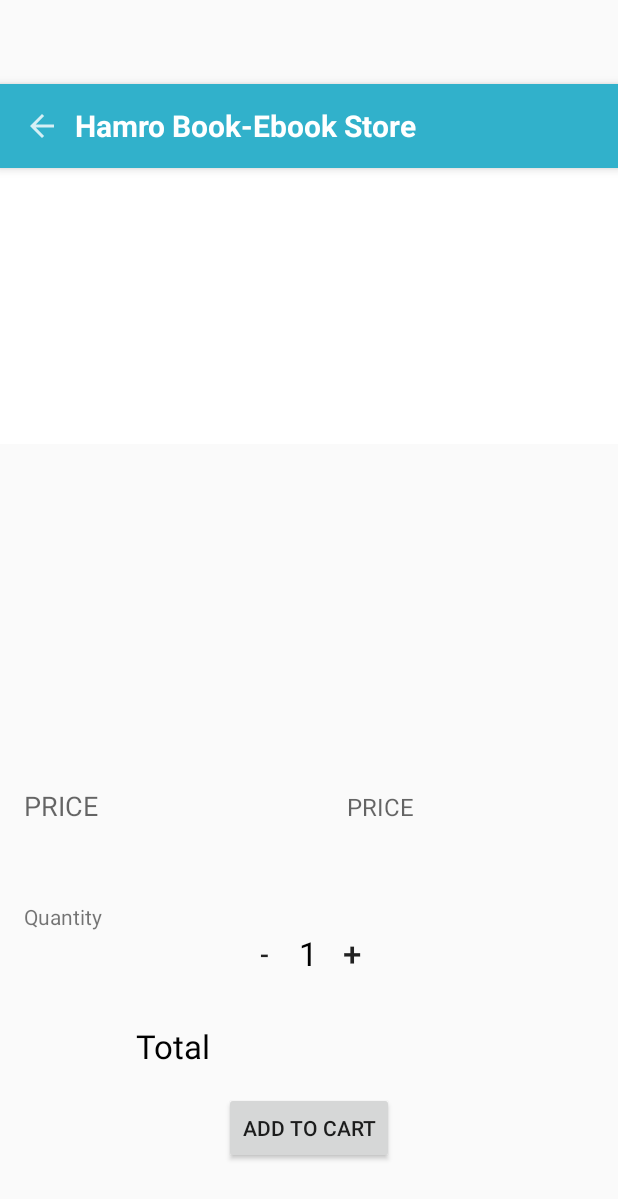
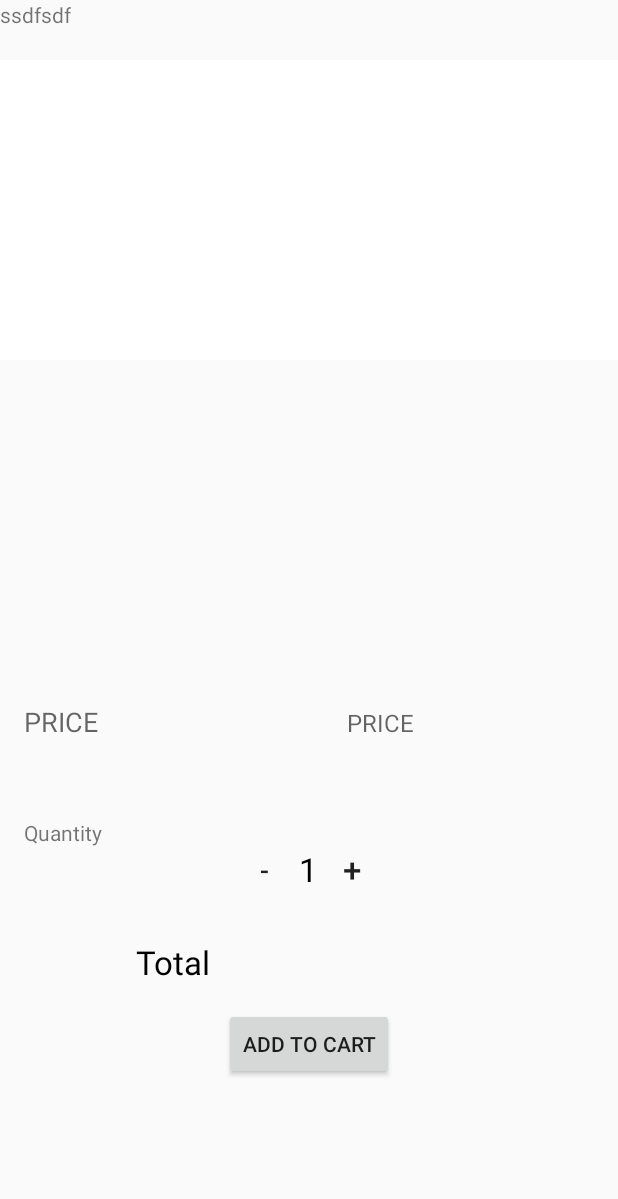
Before and after one commit to lizanbajracharya/ProjectIndividuals, an Android app: the layout activity_book.xml on its own in the app's theme, with its tools: preview values and no code run, on a phone screen of 412 x 824 dp. Shown: the top 1199 px of the screen. Run offline under Robolectric (Android 15) with nearby library versions, the phone set to English and light mode, and no system bars.

Commit message:
Book loaded

```diff
--- a/app/src/main/java/com/example/hamrobook_ebookstore/Admin/Setting/SettingFragment.java
+++ b/app/src/main/java/com/example/hamrobook_ebookstore/Admin/Setting/SettingFragment.java
@@ -78,9 +78,6 @@ public class SettingFragment extends Fragment {
                 else {
                     Toast.makeText(getActivity(), "Error ", Toast.LENGTH_SHORT).show();
                 }
-//                String username=response.body().getUsername();
-//                String mobilenumber=response.body().getMobileNumber();
-
             }
 
             @Override
--- a/app/src/main/java/com/example/hamrobook_ebookstore/Admin/home/HomeFragment.java
+++ b/app/src/main/java/com/example/hamrobook_ebookstore/Admin/home/HomeFragment.java
@@ -20,6 +20,7 @@ public class HomeFragment extends Fragment {
     private ViewPager viewPager;
     private TabLayout tabLayout;
 
+
     public View onCreateView(@NonNull LayoutInflater inflater,
                              ViewGroup container, Bundle savedInstanceState) {
         View root = inflater.inflate(R.layout.fragment_home, container, false);
@@ -37,4 +38,5 @@ public class HomeFragment extends Fragment {
     }
 
 
+
 }
--- a/app/src/main/java/com/example/hamrobook_ebookstore/Url/Url.java
+++ b/app/src/main/java/com/example/hamrobook_ebookstore/Url/Url.java
@@ -9,6 +9,7 @@ public class Url {
     public static final String base_url_image = "http://10.0.2.2:3000/upload/";
     // public static final String base_url = "http://172.100.100.5:3000/";
     public static String token = "Bearer ";
+    public static String userid;
     public static String imagePath = base_url + "uploads/" ;
     public static String pdf = base_url + "load/" ;
 
--- a/app/src/main/java/com/example/hamrobook_ebookstore/adapter/AllAdapter.java
+++ b/app/src/main/java/com/example/hamrobook_ebookstore/adapter/AllAdapter.java
@@ -49,6 +49,7 @@ public class AllAdapter extends RecyclerView.Adapter<AllAdapter.ViewHolder> {
             public void onClick(View v) {
                 Intent intent = new Intent(context, BookActivity.class);
                 // passing data to the book activity
+                intent.putExtra("id",productList.get(position).getId());
                 intent.putExtra("Title",productList.get(position).getProductName());
                 intent.putExtra("Description",productList.get(position).getProductDescription());
                 intent.putExtra("Thumbnail",productList.get(position).getProductImage());
--- a/app/src/main/java/com/example/hamrobook_ebookstore/adapter/BookAdapter.java
+++ b/app/src/main/java/com/example/hamrobook_ebookstore/adapter/BookAdapter.java
@@ -49,6 +49,7 @@ public class BookAdapter extends RecyclerView.Adapter<BookAdapter.ViewHolder> {
             public void onClick(View v) {
                 Intent intent = new Intent(context, DisplayActivity.class);
                 // passing data to the book activity
+                intent.putExtra("id",bookList.get(position).getId());
                intent.putExtra("BookName",bookList.get(position).getBookName());
                intent.putExtra("Category",bookList.get(position).getCategory());
                intent.putExtra("Writer",bookList.get(position).getBookWriter());
--- a/app/src/main/java/com/example/hamrobook_ebookstore/bll/LoginBll.java
+++ b/app/src/main/java/com/example/hamrobook_ebookstore/bll/LoginBll.java
@@ -11,7 +11,7 @@ import retrofit2.Response;
 
 public class LoginBll {
     boolean isSuccess = false;
-
+    String id;
     public boolean checkUser(String username, String password) {
         UserApi usersAPI = Url.getInstance().create(UserApi.class);
         Call<SignUpResponse> usersCall = usersAPI.checkUser(username, password);
@@ -19,6 +19,7 @@ public class LoginBll {
             Response<SignUpResponse> loginResponse = usersCall.execute();
             if (loginResponse.isSuccessful()) {
                 Url.token += loginResponse.body().getToken();
+                Url.userid=loginResponse.body().getUserid();
                 isSuccess = true;
             }
         } catch (IOException e) {
--- /dev/null
+++ b/app/src/main/java/com/example/hamrobook_ebookstore/model/Favorite.java
@@ -0,0 +1,4 @@
+package com.example.hamrobook_ebookstore.model;
+
+public class Favorite {
+}
--- a/app/src/main/res/layout/activity_book.xml
+++ b/app/src/main/res/layout/activity_book.xml
@@ -1,5 +1,5 @@
 <?xml version="1.0" encoding="utf-8"?>
-<androidx.coordinatorlayout.widget.CoordinatorLayout
+<FrameLayout
     xmlns:android="http://schemas.android.com/apk/res/android"
     xmlns:app="http://schemas.android.com/apk/res-auto"
     xmlns:tools="http://schemas.android.com/tools"
@@ -8,17 +8,15 @@
     android:fitsSystemWindows="true"
     tools:context=".BookActivity">
 
-    <com.google.android.material.appbar.AppBarLayout
-        android:layout_height="wrap_content"
-        android:layout_width="match_parent"
-        android:theme="@style/AppTheme.AppBarOverlay">
+<!--        <include-->
+<!--            android:id="@+id/toolbar"-->
+<!--            layout="@layout/toolbar"/>-->
 
-        <include
-            android:id="@+id/toolbar"
-            layout="@layout/toolbar"/>
-
-    </com.google.android.material.appbar.AppBarLayout>
-
+<TextView
+    android:id="@+id/tvId"
+    android:text="ssdfsdf"
+    android:layout_width="wrap_content"
+    android:layout_height="wrap_content"/>
     <include layout="@layout/fragrance_details_layout" />
 
-</androidx.coordinatorlayout.widget.CoordinatorLayout>
+</FrameLayout>
```
Also changed, not shown: app/src/main/java/com/example/hamrobook_ebookstore/BookActivity.java (+42 -3 lines), app/src/main/java/com/example/hamrobook_ebookstore/model/Book.java (+11 -1 lines), app/src/main/java/com/example/hamrobook_ebookstore/model/Product.java (+11 -1 lines), app/src/main/java/com/example/hamrobook_ebookstore/model/User.java (+8 -0 lines), app/src/main/java/com/example/hamrobook_ebookstore/serverresponse/SignUpResponse.java (+17 -3 lines).
